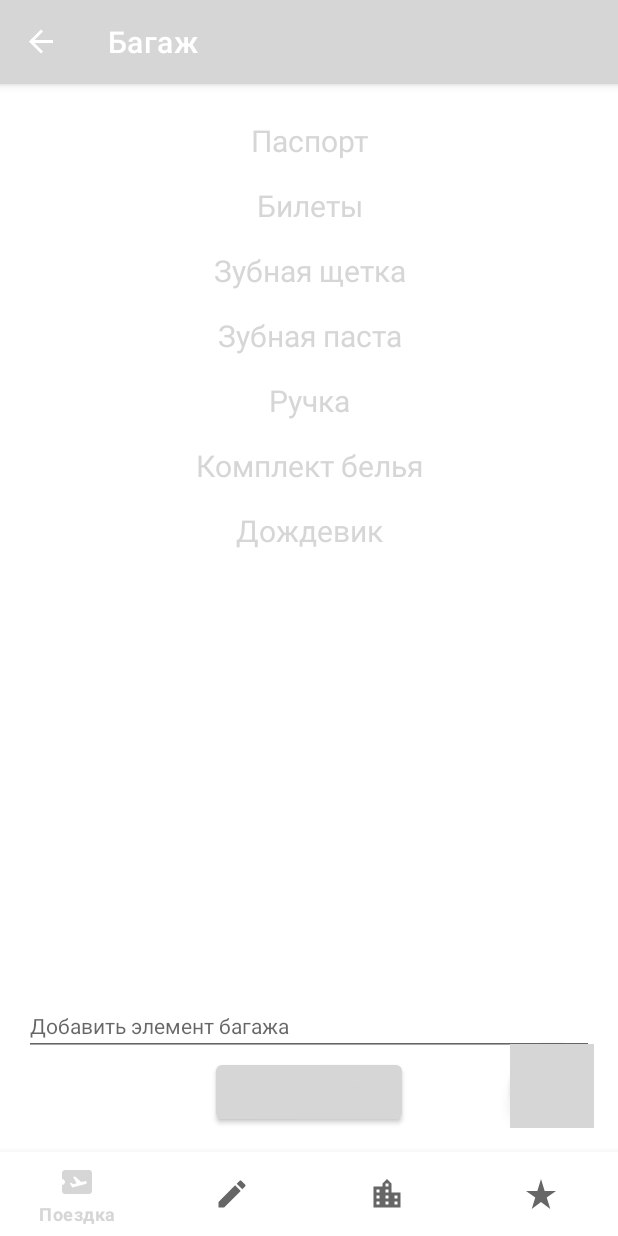
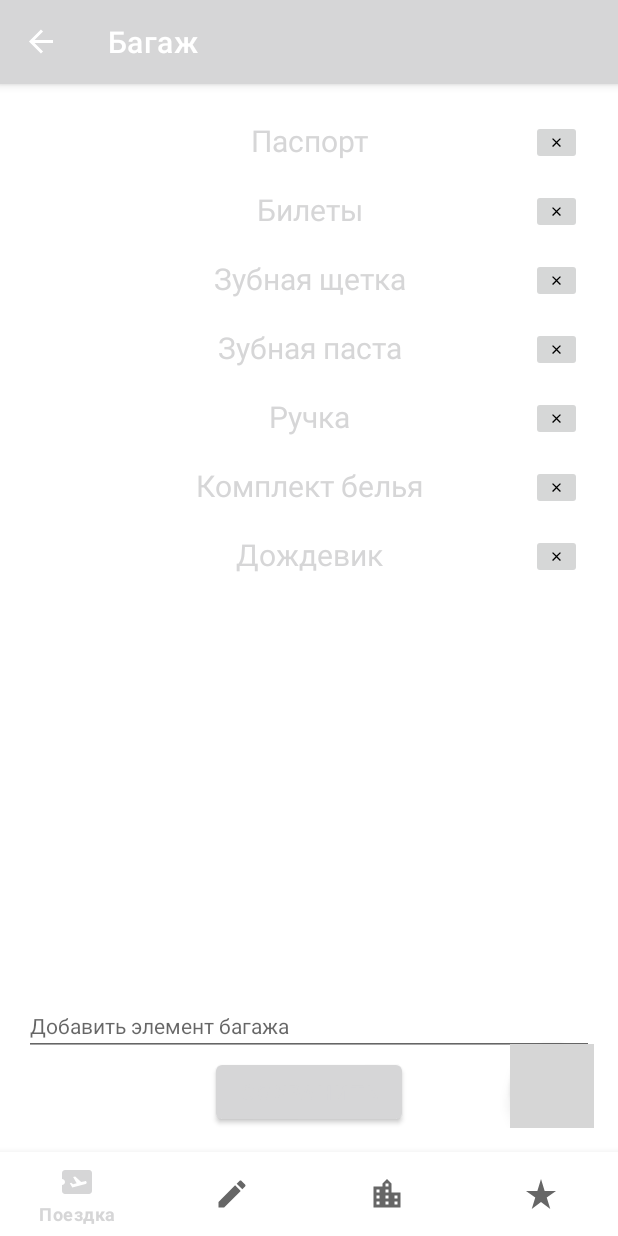
Before and after one commit to EpicTeam4/TravelAssistant, an Android app: the PersonalItemsFragment screen opened through its navigation route, on a phone screen of 412 x 824 dp. Run offline under Robolectric (Android 15) with nearby library versions, the phone set to English and light mode, and no system bars; our stand-ins replace Dagger/Hilt's generated code, Picasso, Room's generated code, navigation-ui; pictures from the network do not load; grey boxes are pictures that could not be loaded.

Commit message:
Дополнение к feature 1: удаление элемента багажа из списка. (#15)
Co-authored-by: EpicTeam4 <its_marianne@yandex.ru>

```diff
--- a/app/src/main/java/com/example/travelassistant/core/database/dao/PersonalItemDao.kt
+++ b/app/src/main/java/com/example/travelassistant/core/database/dao/PersonalItemDao.kt
@@ -19,4 +19,7 @@ interface PersonalItemDao {
 
     @Insert(onConflict = OnConflictStrategy.REPLACE)
     suspend fun insertItem(item: PersonalItem)
+
+    @Query("Delete From ${PersonalItem.Schema.TABLE_NAME} Where ${PersonalItem.Schema.ID} = :id")
+    suspend fun deleteItem(id: Int)
 }
--- a/app/src/main/java/com/example/travelassistant/core/domain/LocalDataSource.kt
+++ b/app/src/main/java/com/example/travelassistant/core/domain/LocalDataSource.kt
@@ -23,6 +23,7 @@ class LocalDataSource @Inject constructor(
 
     suspend fun getAllItems(): List<PersonalItem> = item.getAllItems()
     suspend fun insertItem(personalItem: PersonalItem) = item.insertItem(personalItem)
+    suspend fun deleteItem(id: Int) = item.deleteItem(id)
 
     suspend fun getDetails(date: Long): InfoAboutTravel? = details.getInfo(date)
     suspend fun insertDetails(info: InfoAboutTravel) = details.insertInfo(info)
--- a/app/src/main/java/com/example/travelassistant/features/travelinfo/data/InfoRepositoryImpl.kt
+++ b/app/src/main/java/com/example/travelassistant/features/travelinfo/data/InfoRepositoryImpl.kt
@@ -28,5 +28,6 @@ class InfoRepositoryImpl(
     override suspend fun getAllItems(): List<PersonalItem> = dataSource.getAllItems()
     override suspend fun addItem(item: PersonalItem) = dataSource.insertItem(item)
 
+    override suspend fun deleteItem(id: Int) = dataSource.deleteItem(id)
     override suspend fun addDetails(info: InfoAboutTravel) = dataSource.insertDetails(info)
 }
--- a/app/src/main/java/com/example/travelassistant/features/travelinfo/domain/repository/InfoRepository.kt
+++ b/app/src/main/java/com/example/travelassistant/features/travelinfo/domain/repository/InfoRepository.kt
@@ -22,5 +22,6 @@ interface InfoRepository {
     suspend fun getAllItems(): List<PersonalItem>
     suspend fun addItem(item: PersonalItem)
 
+    suspend fun deleteItem(id: Int)
     suspend fun addDetails(info: InfoAboutTravel)
 }
--- a/app/src/main/java/com/example/travelassistant/features/travelinfo/domain/usecase/GetInfoUseCase.kt
+++ b/app/src/main/java/com/example/travelassistant/features/travelinfo/domain/usecase/GetInfoUseCase.kt
@@ -44,6 +44,9 @@ class GetInfoUseCase @Inject constructor(private val infoRepository: InfoReposit
     suspend fun addItem(item: PersonalItem) =
         withContext(Dispatchers.IO) { infoRepository.addItem(item) }
 
+    suspend fun deleteItem(id: Int) =
+        withContext(Dispatchers.IO) { infoRepository.deleteItem(id) }
+
     suspend fun addDetails(info: InfoAboutTravel) =
         withContext(Dispatchers.IO) { infoRepository.addDetails(info) }
 
--- a/app/src/main/java/com/example/travelassistant/features/travelinfo/presentation/adapters/ItemAdapter.kt
+++ b/app/src/main/java/com/example/travelassistant/features/travelinfo/presentation/adapters/ItemAdapter.kt
@@ -8,7 +8,8 @@ import com.example.travelassistant.core.domain.entity.PersonalItem
 import com.example.travelassistant.databinding.FragmentItemBinding
 
 class ItemAdapter(
-    private val items: MutableList<PersonalItem>
+    private val items: MutableList<PersonalItem>,
+    private val deleteItem: (id: Int) -> Unit
 ) : RecyclerView.Adapter<ItemAdapter.ViewHolder>() {
 
     class ViewHolder(val binding: FragmentItemBinding) :
@@ -23,6 +24,9 @@ class ItemAdapter(
 
     override fun onBindViewHolder(holder: ViewHolder, position: Int) {
         holder.binding.itemName.text = items[position].item
+        holder.binding.del.setOnClickListener {
+            deleteItem(items[position].id)
+        }
     }
 
     fun setItems(itemsList: List<PersonalItem>) {
--- a/app/src/main/java/com/example/travelassistant/features/travelinfo/presentation/ui/TravelInfoViewModel.kt
+++ b/app/src/main/java/com/example/travelassistant/features/travelinfo/presentation/ui/TravelInfoViewModel.kt
@@ -72,6 +72,14 @@ class TravelInfoViewModel @Inject constructor(
         viewModelScope.launch {
             withContext(Main) {
                 useCase.addItem(item)
+            }
+        }
+    }
+
+    fun deleteItem(id: Int) {
+        viewModelScope.launch {
+            withContext(Main) {
+                useCase.deleteItem(id)
             }
         }
     }
--- a/app/src/main/java/com/example/travelassistant/features/travelinfo/presentation/ui/destination/PersonalItemsFragment.kt
+++ b/app/src/main/java/com/example/travelassistant/features/travelinfo/presentation/ui/destination/PersonalItemsFragment.kt
@@ -48,7 +48,7 @@ class PersonalItemsFragment : BaseFragment() {
 
         _binding = FragmentPersonalItemsBinding.bind(view)
 
-        itemsAdapter = ItemAdapter(mutableListOf())
+        itemsAdapter = ItemAdapter(mutableListOf()) { id -> deleteItem(id) }
         recyclerView = (view.findViewById(R.id.items) as RecyclerView).apply {
             layoutManager = LinearLayoutManager(requireContext())
             adapter = itemsAdapter
@@ -130,6 +130,10 @@ class PersonalItemsFragment : BaseFragment() {
         return super.onOptionsItemSelected(menuItem)
     }
 
+    private fun deleteItem(id: Int) {
+        infoViewModel.deleteItem(id)
+    }
+
     companion object {
         const val REQUEST_CODE = 0
     }
--- /dev/null
+++ b/app/src/main/res/drawable/delete_item.xml
@@ -0,0 +1,5 @@
+<vector android:height="10dp" android:tint="#000000"
+    android:viewportHeight="24" android:viewportWidth="24"
+    android:width="10dp" xmlns:android="http://schemas.android.com/apk/res/android">
+    <path android:fillColor="@android:color/white" android:pathData="M19,6.41L17.59,5 12,10.59 6.41,5 5,6.41 10.59,12 5,17.59 6.41,19 12,13.41 17.59,19 19,17.59 13.41,12z"/>
+</vector>
--- a/app/src/main/res/layout/fragment_item.xml
+++ b/app/src/main/res/layout/fragment_item.xml
@@ -1,8 +1,7 @@
-<LinearLayout xmlns:android="http://schemas.android.com/apk/res/android"
+<RelativeLayout xmlns:android="http://schemas.android.com/apk/res/android"
     android:layout_width="match_parent"
     android:layout_height="wrap_content"
-    android:layout_margin="@dimen/cardview_layout_margin"
-    android:orientation="vertical">
+    android:layout_margin="@dimen/cardview_layout_margin">
 
     <TextView
         android:id="@+id/itemName"
@@ -13,4 +12,12 @@
         android:textColor="@color/black"
         android:textSize="@dimen/city_name_text_size" />
 
-</LinearLayout>
+    <ImageButton
+        android:id="@+id/del"
+        android:layout_width="wrap_content"
+        android:layout_height="wrap_content"
+        android:layout_alignParentEnd="true"
+        android:layout_centerVertical="true"
+        android:src="@drawable/delete_item" />
+
+</RelativeLayout>
```
